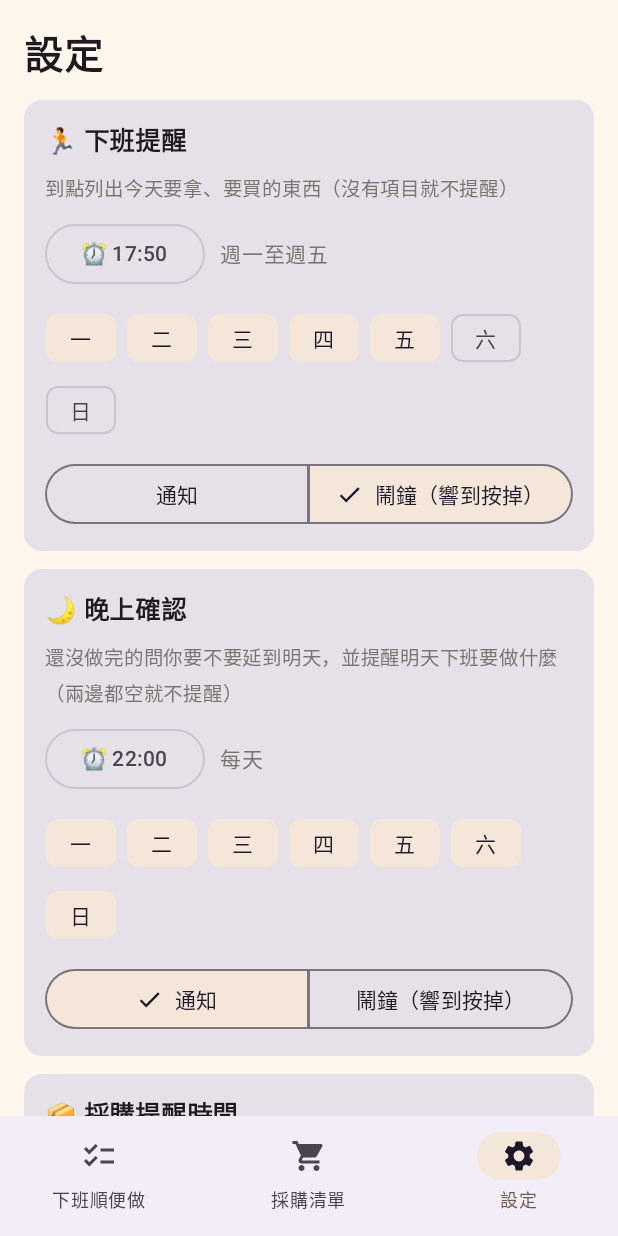
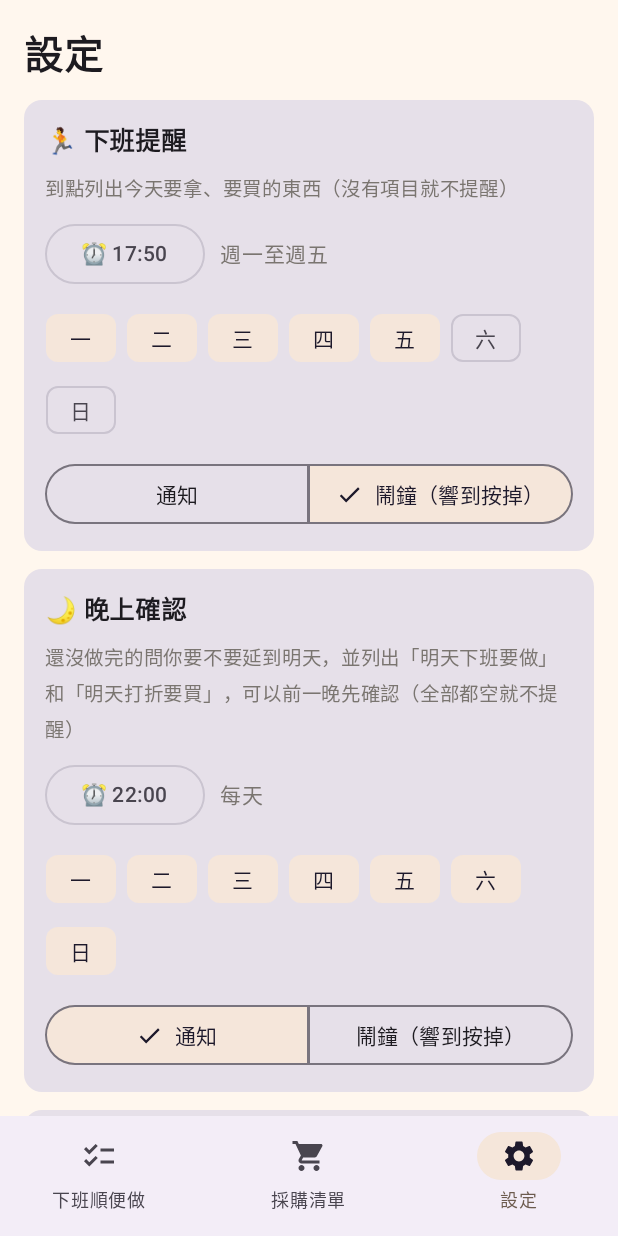
Before and after one commit to qa29173687-ship-it/errand-memo-android, an Android app built with Jetpack Compose: the screen it shows after launch (MainActivity), item 3 of the bottom bar chosen, on a phone screen of 412 x 824 dp. Run offline under Robolectric (Android 15) with nearby library versions, the phone set to English and light mode, and no system bars; our stand-ins replace Room's generated code.

Commit message:
v1.0.1: 晚上確認加入明天打折要買；採購預設前一天晚上提醒

```diff
--- a/app/build.gradle.kts
+++ b/app/build.gradle.kts
@@ -14,8 +14,8 @@ android {
         applicationId = "tw.memo.errands"
         minSdk = 26
         targetSdk = 35
-        versionCode = 1
-        versionName = "1.0.0"
+        versionCode = 2
+        versionName = "1.0.1"
     }
     signingConfigs {
         if (ksProps.isNotEmpty()) create("release") {
--- a/app/src/main/java/tw/memo/errands/alarm/Scheduler.kt
+++ b/app/src/main/java/tw/memo/errands/alarm/Scheduler.kt
@@ -79,10 +79,14 @@ object Scheduler {
         val prefs = Prefs(ctx)
         prefs.scheduledPurchaseIds.forEach { am(ctx).cancel(firePi(ctx, KIND_PURCHASE, it)) }
         val now = LocalDateTime.now()
-        val time = Logic.parseTime(prefs.purchaseTime)
+        val dayTime = Logic.parseTime(prefs.purchaseTime)
+        val nightTime = Logic.parseTime(prefs.nightTime)
+        val nightDays = prefs.nightDays
         val ids = mutableSetOf<Long>()
         AppDb.get(ctx).dao().purchases().forEach { p ->
-            val t = Logic.purchaseTrigger(p, now, time) ?: return@forEach
+            val t = Logic.purchaseTrigger(p, now, dayTime, nightTime) ?: return@forEach
+            // 前一天晚上的提醒已合併在晚上確認裡（明天打折要買），不重複跳。
+            if (p.date == t.toLocalDate().plusDays(1).toString() && Logic.coveredByNight(t, nightTime, nightDays)) return@forEach
             setAt(ctx, toMillis(t), firePi(ctx, KIND_PURCHASE, p.id), p.mode == Mode.ALARM)
             ids += p.id
         }
--- a/app/src/main/java/tw/memo/errands/data/Db.kt
+++ b/app/src/main/java/tw/memo/errands/data/Db.kt
@@ -2,6 +2,7 @@ package tw.memo.errands.data
 
 import android.content.Context
 import androidx.room.*
+import androidx.room.migration.Migration
 import androidx.sqlite.db.SupportSQLiteDatabase
 import kotlinx.coroutines.flow.Flow
 
@@ -29,11 +30,17 @@ interface MemoDao {
     @Delete suspend fun delete(f: Frequent)
 }
 
-@Database(entities = [Errand::class, Purchase::class, Frequent::class], version = 1, exportSchema = false)
+@Database(entities = [Errand::class, Purchase::class, Frequent::class], version = 2, exportSchema = false)
 abstract class AppDb : RoomDatabase() {
     abstract fun dao(): MemoDao
 
     companion object {
+        /** v1.0.1：採購提醒預設改成「前一天晚上」。v1.0.0 的「當天」(0，當時的預設) 改成 1；3/7 天保留（改在晚上提醒）。資料全部保留。 */
+        val MIGRATION_1_2 = object : Migration(1, 2) {
+            override fun migrate(db: SupportSQLiteDatabase) {
+                db.execSQL("UPDATE purchases SET remindDays = 1 WHERE remindDays = 0")
+            }
+        }
         @Volatile private var inst: AppDb? = null
         fun get(ctx: Context): AppDb = inst ?: synchronized(this) {
             inst ?: Room.databaseBuilder(ctx.applicationContext, AppDb::class.java, "memo.db")
@@ -45,6 +52,7 @@ abstract class AppDb : RoomDatabase() {
                             }
                     }
                 })
+                .addMigrations(MIGRATION_1_2)
                 .build().also { inst = it }
         }
     }
--- a/app/src/main/java/tw/memo/errands/data/Entities.kt
+++ b/app/src/main/java/tw/memo/errands/data/Entities.kt
@@ -24,14 +24,15 @@ data class Errand(
     val purchaseId: Long? = null,
 )
 
-/** 採購清單。date = 使用者選的日期（打折日），remindDays = 提前幾天提醒。 */
+/** 採購清單。date = 使用者選的日期（打折日）。
+ *  remindDays：0 = 當天早上（採購提醒時間）；1 = 前一天晚上；3/7 = 前 N 天晚上（晚上確認時間）。 */
 @Entity(tableName = "purchases")
 data class Purchase(
     @PrimaryKey(autoGenerate = true) val id: Long = 0,
     val title: String,
     val note: String = "",
     val date: String,
-    val remindDays: Int = 0,
+    val remindDays: Int = 1,
     val mode: String = Mode.NOTIFY,
     val boughtOn: String? = null,
     val createdAt: Long = 0,
--- a/app/src/main/java/tw/memo/errands/data/Repo.kt
+++ b/app/src/main/java/tw/memo/errands/data/Repo.kt
@@ -24,7 +24,11 @@ object Repo {
     }
 
     /** 加入今天下班要做。回傳 false 代表已經加過了。 */
-    suspend fun addPurchaseToToday(ctx: Context, pid: Long, today: LocalDate = LocalDate.now()): Boolean {
+    suspend fun addPurchaseToToday(ctx: Context, pid: Long, today: LocalDate = LocalDate.now()): Boolean =
+        addPurchaseToDay(ctx, pid, today)
+
+    /** 加入某天下班要做（連結的「買」項目）。 */
+    suspend fun addPurchaseToDay(ctx: Context, pid: Long, today: LocalDate): Boolean {
         val dao = AppDb.get(ctx).dao()
         val p = dao.purchase(pid) ?: return false
         if (!Logic.shouldAddLinked(dao.errandsForPurchase(pid), pid)) return false
--- a/app/src/main/java/tw/memo/errands/ui/SettingsScreen.kt
+++ b/app/src/main/java/tw/memo/errands/ui/SettingsScreen.kt
@@ -41,14 +41,15 @@ fun SettingsScreen(resumeTick: Int, requestNotif: () -> Unit) {
             SlotCard("🏃 下班提醒", "到點列出今天要拿、要買的東西（沒有項目就不提醒）",
                 prefs.eveningTime, prefs.eveningDays, prefs.eveningMode,
                 onTime = { pickTime = "evening" }, onDays = { prefs.eveningDays = it; changed() }, onMode = { prefs.eveningMode = it; changed() })
-            SlotCard("🌙 晚上確認", "還沒做完的問你要不要延到明天，並提醒明天下班要做什麼（兩邊都空就不提醒）",
+            SlotCard("🌙 晚上確認", "還沒做完的問你要不要延到明天，並列出「明天下班要做」和「明天打折要買」，可以前一晚先確認（全部都空就不提醒）",
                 prefs.nightTime, prefs.nightDays, prefs.nightMode,
                 onTime = { pickTime = "night" }, onDays = { prefs.nightDays = it; changed() }, onMode = { prefs.nightMode = it; changed() })
             Card(Modifier.fillMaxWidth()) {
                 Column(Modifier.padding(14.dp), verticalArrangement = Arrangement.spacedBy(6.dp)) {
-                    Text("📦 採購提醒時間", fontWeight = FontWeight.Bold, fontSize = 17.sp)
-                    Text("提醒日當天這個時間提醒（通知或鬧鐘在每個採購項目裡選）", fontSize = 13.sp, color = Muted)
-                    OutlinedButton(onClick = { pickTime = "purchase" }) { Text("⏰ " + prefs.purchaseTime) }
+                    Text("📦 採購提醒", fontWeight = FontWeight.Bold, fontSize = 17.sp)
+                    Text("預設「前一天晚上」：在晚上確認時間（${prefs.nightTime}）提醒，並合併在晚上確認的「明天打折要買」。「前3天／前7天」也在晚上確認時間提醒。", fontSize = 13.sp, color = Muted)
+                    Text("選「當天」的項目，在下面這個時間提醒：", fontSize = 13.sp, color = Muted)
+                    OutlinedButton(onClick = { pickTime = "purchase" }) { Text("⏰ 當天 " + prefs.purchaseTime) }
                 }
             }
         }
@@ -63,7 +64,7 @@ fun SettingsScreen(resumeTick: Int, requestNotif: () -> Unit) {
                 }
             }
         }
-        Text("順便備忘 v1.0.0 · 資料只存在這支手機", fontSize = 12.sp, color = Muted)
+        Text("順便備忘 v1.0.1 · 資料只存在這支手機", fontSize = 12.sp, color = Muted)
     }
 
     pickTime?.let { which ->
```
Also changed, not shown: app/src/main/java/tw/memo/errands/alarm/AlarmReceiver.kt (+4 -8 lines), app/src/main/java/tw/memo/errands/logic/Logic.kt (+38 -10 lines), app/src/main/java/tw/memo/errands/ui/NightScreen.kt (+21 -0 lines), app/src/main/java/tw/memo/errands/ui/PurchaseScreen.kt (+5 -3 lines), 1 other file.
